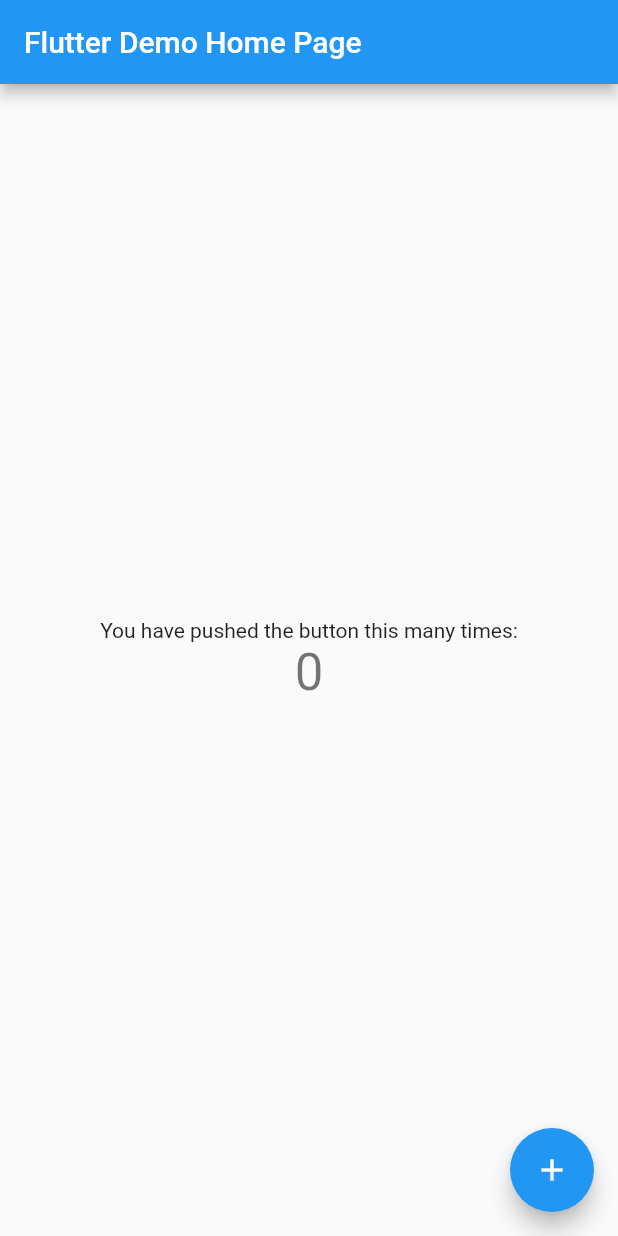
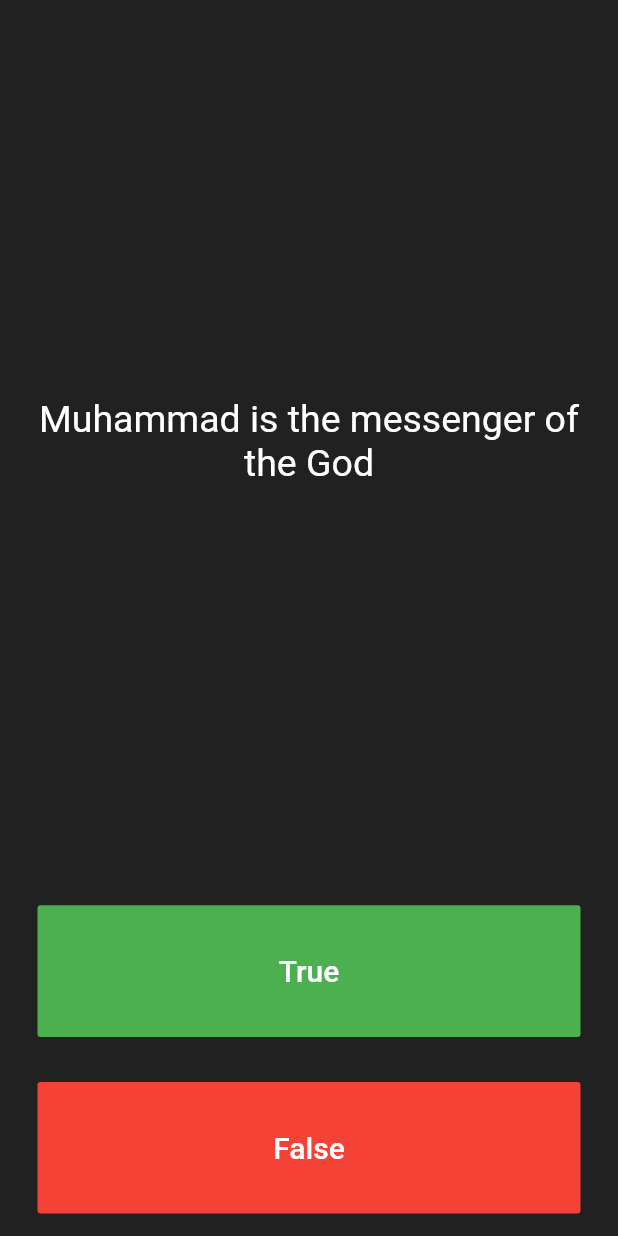
Before and after one commit to kashifo/flutter_quiz, a Flutter app: the screen it shows after launch, on a phone screen of 412 x 824 dp. Run offline on Flutter 3.47's test engine with Material 2 defaults, Android fonts, the phone set to English and light mode, and no system bars.

Commit message:
Implemented OOP's - Created Question class - Demo'd encapsulation and abstraction - Added code to fetch and show from class - Added code to check answer

```diff
--- /dev/null
+++ b/lib/QuizBrain.dart
@@ -0,0 +1,34 @@
+import 'Question.dart';
+
+class QuizBrain {
+  List<Question> questionBank = [
+    Question("Muhammad is the messenger of the God", true),
+    Question("Quran was revealed on Ramadan", true),
+    Question("You can lead a cow down stairs but not up stairs.", false),
+    Question('Some cats are actually allergic to humans', true),
+    Question('You can lead a cow down stairs but not up stairs.', false),
+    Question('Approximately one quarter of human bones are in the feet.', true),
+    Question('A slug\'s blood is green.', true),
+    Question('Buzz Aldrin\'s mother\'s maiden name was \"Moon\".', true),
+    Question('It is illegal to pee in the Ocean in Portugal.', true),
+    Question(
+        'No piece of square dry paper can be folded in half more than 7 times.',
+        false),
+    Question(
+        'In London, UK, if you happen to die in the House of Parliament, you are technically entitled to a state funeral, because the building is considered too sacred a place.',
+        true),
+    Question(
+        'The loudest sound produced by any animal is 188 decibels. That animal is the African Elephant.',
+        false),
+    Question(
+        'The total surface area of two human lungs is approximately 70 square metres.',
+        true),
+    Question('Google was originally called \"Backrub\".', true),
+    Question(
+        'Chocolate affects a dog\'s heart and nervous system; a few ounces are enough to kill a small dog.',
+        true),
+    Question(
+        'In West Virginia, USA, if you accidentally hit an animal with your car, you are free to take it home to eat.',
+        true),
+  ];
+}
--- /dev/null
+++ b/lib/QuizPageV2.dart
@@ -0,0 +1,110 @@
+import 'package:flutter/material.dart';
+import 'package:flutterquiz/QuizBrain.dart';
+
+QuizBrain quizBrain = new QuizBrain();
+
+class QuizPageV2 extends StatefulWidget {
+  @override
+  _QuizPageStateV2 createState() => _QuizPageStateV2();
+}
+
+class _QuizPageStateV2 extends State<QuizPageV2> {
+  List<Icon> scoreKeeper = [];
+  int position = 0;
+
+  @override
+  Widget build(BuildContext context) {
+    return Column(
+      mainAxisAlignment: MainAxisAlignment.spaceBetween,
+      crossAxisAlignment: CrossAxisAlignment.stretch,
+      children: <Widget>[
+        Expanded(
+          flex: 5,
+          child: Padding(
+            padding: EdgeInsets.all(10.0),
+            child: Center(
+              child: Text(
+                quizBrain.questionBank[position].question,
+                textAlign: TextAlign.center,
+                style: TextStyle(
+                  fontSize: 25.0,
+                  color: Colors.white,
+                ),
+              ),
+            ),
+          ),
+        ),
+        Expanded(
+          child: Padding(
+            padding: EdgeInsets.all(15.0),
+            child: FlatButton(
+              textColor: Colors.white,
+              color: Colors.green,
+              child: Text(
+                'True',
+                style: TextStyle(
+                  color: Colors.white,
+                  fontSize: 20.0,
+                ),
+              ),
+              onPressed: () {
+                //The user picked true.
+                setState(() {
+                  if (quizBrain.questionBank[position].answer) {
+                    scoreKeeper.add(Icon(
+                      Icons.check,
+                      color: Colors.lightGreenAccent,
+                    ));
+                  } else {
+                    scoreKeeper.add(Icon(
+                      Icons.close,
+                      color: Colors.redAccent,
+                    ));
+                  }
+
+                  position++;
+                });
+              },
+            ),
+          ),
+        ),
+        Expanded(
+          child: Padding(
+            padding: EdgeInsets.all(15.0),
+            child: FlatButton(
+              color: Colors.red,
+              child: Text(
+                'False',
+                style: TextStyle(
+                  fontSize: 20.0,
+                  color: Colors.white,
+                ),
+              ),
+              onPressed: () {
+                //The user picked false.
+                setState(() {
+                  if (!quizBrain.questionBank[position].answer) {
+                    scoreKeeper.add(Icon(
+                      Icons.check,
+                      color: Colors.lightGreenAccent,
+                    ));
+                  } else {
+                    scoreKeeper.add(Icon(
+                      Icons.close,
+                      color: Colors.redAccent,
+                    ));
+                  }
+
+                  position++;
+                });
+              },
+            ),
+          ),
+        ),
+        Row(
+          children: scoreKeeper,
+        ),
+      ],
+    );
+  }
+}
--- a/lib/main.dart
+++ b/lib/main.dart
@@ -1,111 +1,22 @@
 import 'package:flutter/material.dart';
+import 'package:flutterquiz/QuizPageV1.dart';
+import 'package:flutterquiz/QuizPageV2.dart';
 
-void main() => runApp(MyApp());
+void main() => runApp(Quizzler());
 
-class MyApp extends StatelessWidget {
-  // This widget is the root of your application.
+class Quizzler extends StatelessWidget {
   @override
   Widget build(BuildContext context) {
     return MaterialApp(
-      title: 'Flutter Demo',
-      theme: ThemeData(
-        // This is the theme of your application.
-        //
-        // Try running your application with "flutter run". You'll see the
-        // application has a blue toolbar. Then, without quitting the app, try
-        // changing the primarySwatch below to Colors.green and then invoke
-        // "hot reload" (press "r" in the console where you ran "flutter run",
-        // or simply save your changes to "hot reload" in a Flutter IDE).
-        // Notice that the counter didn't reset back to zero; the application
-        // is not restarted.
-        primarySwatch: Colors.blue,
+      home: Scaffold(
+        backgroundColor: Colors.grey.shade900,
+        body: SafeArea(
+          child: Padding(
+            padding: EdgeInsets.symmetric(horizontal: 10.0),
+            child: QuizPageV2(),
+          ),
+        ),
       ),
-      home: MyHomePage(title: 'Flutter Demo Home Page'),
     );
   }
 }
-
-class MyHomePage extends StatefulWidget {
-  MyHomePage({Key key, this.title}) : super(key: key);
-
-  // This widget is the home page of your application. It is stateful, meaning
-  // that it has a State object (defined below) that contains fields that affect
-  // how it looks.
-
-  // This class is the configuration for the state. It holds the values (in this
-  // case the title) provided by the parent (in this case the App widget) and
-  // used by the build method of the State. Fields in a Widget subclass are
-  // always marked "final".
-
-  final String title;
-
-  @override
-  _MyHomePageState createState() => _MyHomePageState();
-}
-
-class _MyHomePageState extends State<MyHomePage> {
-  int _counter = 0;
-
-  void _incrementCounter() {
-    setState(() {
-      // This call to setState tells the Flutter framework that something has
-      // changed in this State, which causes it to rerun the build method below
-      // so that the display can reflect the updated values. If we changed
-      // _counter without calling setState(), then the build method would not be
-      // called again, and so nothing would appear to happen.
-      _counter++;
-    });
-  }
-
-  @override
-  Widget build(BuildContext context) {
-    // This method is rerun every time setState is called, for instance as done
-    // by the _incrementCounter method above.
-    //
-    // The Flutter framework has been optimized to make rerunning build methods
-    // fast, so that you can just rebuild anything that needs updating rather
-    // than having to individually change instances of widgets.
-    return Scaffold(
-      appBar: AppBar(
-        // Here we take the value from the MyHomePage object that was created by
-        // the App.build method, and use it to set our appbar title.
-        title: Text(widget.title),
-      ),
-      body: Center(
-        // Center is a layout widget. It takes a single child and positions it
-        // in the middle of the parent.
-        child: Column(
-          // Column is also a layout widget. It takes a list of children and
-          // arranges them vertically. By default, it sizes itself to fit its
-          // children horizontally, and tries to be as tall as its parent.
-          //
-          // Invoke "debug painting" (press "p" in the console, choose the
-          // "Toggle Debug Paint" action from the Flutter Inspector in Android
-          // Studio, or the "Toggle Debug Paint" command in Visual Studio Code)
-          // to see the wireframe for each widget.
-          //
-          // Column has various properties to control how it sizes itself and
-          // how it positions its children. Here we use mainAxisAlignment to
-          // center the children vertically; the main axis here is the vertical
-          // axis because Columns are vertical (the cross axis would be
-          // horizontal).
-          mainAxisAlignment: MainAxisAlignment.center,
-          children: <Widget>[
-            Text(
-              'You have pushed the button this many times:',
-            ),
-            Text(
-              '$_counter',
-              style: Theme.of(context).textTheme.display1,
-            ),
-          ],
-        ),
-      ),
-      floatingActionButton: FloatingActionButton(
-        onPressed: _incrementCounter,
-        tooltip: 'Increment',
-        child: Icon(Icons.add),
-      ), // This trailing comma makes auto-formatting nicer for build methods.
-    );
-  }
-}
```
Also changed, not shown: lib/Question.dart (added, +9 -0 lines), lib/QuizPageV1.dart (added, +119 -0 lines), 1 other file.
